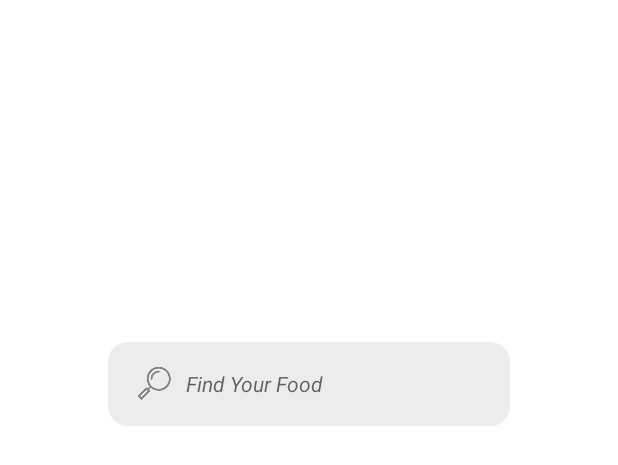
After one commit to nguyenthu120801/FoodApp_Group6_SE1611, an Android app: the layout dialog_search_product.xml on its own in the app's theme, with its tools: preview values and no code run, on a phone screen of 412 x 824 dp. The commit adds this screen. Shown: the top 465 px of the screen. Run offline under Robolectric (Android 15) with nearby library versions, the phone set to English and light mode, and no system bars.

Commit message:
Thu done Find food

```diff
--- a/app/build.gradle
+++ b/app/build.gradle
@@ -41,5 +41,4 @@ dependencies {
     implementation 'com.github.bumptech.glide:glide:4.11.0'
     implementation 'com.google.code.gson:gson:2.8.9'
 
-
 }
--- a/app/src/main/java/com/example/foodapp/activity/IntroActivity.java
+++ b/app/src/main/java/com/example/foodapp/activity/IntroActivity.java
@@ -27,7 +27,7 @@ public class IntroActivity extends AppCompatActivity {
         btn_start.setOnClickListener(new View.OnClickListener() {
             @Override
             public void onClick(View view) {
-                startActivity(new Intent(IntroActivity.this, LoginActivity.class));
+                startActivity(new Intent(IntroActivity.this, MainActivity.class));
             }
         });
     }
--- /dev/null
+++ b/app/src/main/res/drawable/baseline_search_24.xml
@@ -0,0 +1,5 @@
+<vector android:height="24dp" android:tint="#ffffff"
+    android:viewportHeight="24" android:viewportWidth="24"
+    android:width="24dp" xmlns:android="http://schemas.android.com/apk/res/android">
+    <path android:fillColor="@android:color/white" android:pathData="M15.5,14h-0.79l-0.28,-0.27C15.41,12.59 16,11.11 16,9.5 16,5.91 13.09,3 9.5,3S3,5.91 3,9.5 5.91,16 9.5,16c1.61,0 3.09,-0.59 4.23,-1.57l0.27,0.28v0.79l5,4.99L20.49,19l-4.99,-5zM9.5,14C7.01,14 5,11.99 5,9.5S7.01,5 9.5,5 14,7.01 14,9.5 11.99,14 9.5,14z"/>
+</vector>
--- /dev/null
+++ b/app/src/main/res/layout/dialog_search_product.xml
@@ -0,0 +1,41 @@
+<?xml version="1.0" encoding="utf-8"?>
+<androidx.constraintlayout.widget.ConstraintLayout xmlns:android="http://schemas.android.com/apk/res/android"
+    xmlns:app="http://schemas.android.com/apk/res-auto"
+    xmlns:tools="http://schemas.android.com/tools"
+    android:layout_width="300dp"
+    android:layout_height="400dp"
+    android:layout_gravity="center"
+    android:gravity="center">
+
+    <EditText
+        android:id="@+id/edt_search"
+        android:layout_width="match_parent"
+        android:layout_height="56dp"
+        android:layout_marginStart="16dp"
+        android:layout_marginTop="16dp"
+        android:layout_marginEnd="16dp"
+        android:background="@drawable/search_background"
+        android:drawableStart="@drawable/search"
+        android:drawablePadding="10dp"
+        android:ems="10"
+        android:hint="Find Your Food"
+        android:inputType="textPersonName"
+        android:paddingStart="20sp"
+        android:textSize="14sp"
+        android:textStyle="italic"
+        app:layout_constraintEnd_toEndOf="parent"
+        app:layout_constraintStart_toStartOf="parent"
+        app:layout_constraintTop_toTopOf="parent" />
+
+    <androidx.recyclerview.widget.RecyclerView
+        android:id="@+id/rv_search_product"
+        android:layout_width="match_parent"
+        android:layout_height="wrap_content"
+        android:layout_marginStart="16dp"
+        android:layout_marginTop="16dp"
+        android:layout_marginEnd="16dp"
+        app:layout_constraintEnd_toEndOf="parent"
+        app:layout_constraintStart_toStartOf="parent"
+        app:layout_constraintTop_toBottomOf="@+id/edt_search" />
+
+</androidx.constraintlayout.widget.ConstraintLayout>
--- a/build.gradle
+++ b/build.gradle
@@ -1,5 +1,5 @@
 // Top-level build file where you can add configuration options common to all sub-projects/modules.
 plugins {
-    id 'com.android.application' version '7.3.1' apply false
-    id 'com.android.library' version '7.3.1' apply false
+    id 'com.android.application' version '7.4.1' apply false
+    id 'com.android.library' version '7.4.1' apply false
 }
```
Also changed, not shown: app/src/main/java/com/example/foodapp/Adapter/SearchAdapter.java (added, +100 -0 lines), app/src/main/java/com/example/foodapp/activity/MainActivity.java (+49 -3 lines), app/src/main/res/layout/activity_main.xml (+7 -6 lines), app/src/main/res/layout/rv_search.xml (added, +23 -0 lines).
